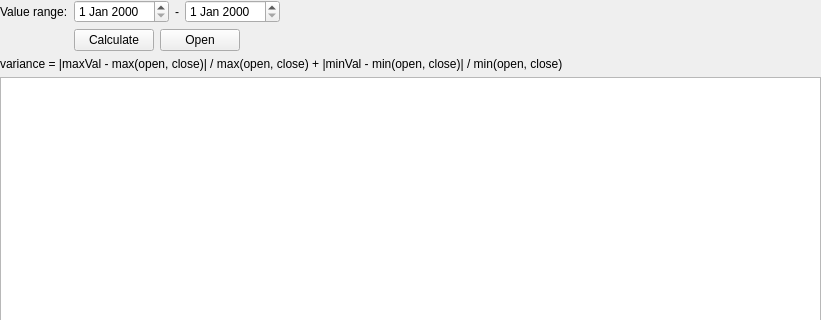
Before: the Qt Designer form src/stockmonitor/ui/widget/tool/variancewidget.ui in anetczuk/stock-monitor, drawn with Qt 5; both pictures show x 0 to 821 and y 0 to 320 of the 821 by 666 pixel window.
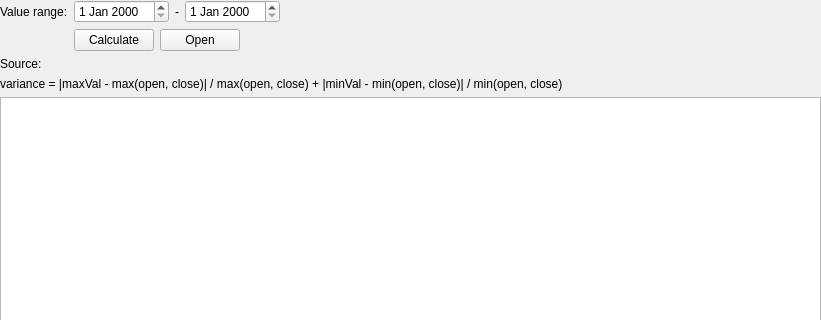
After: the same form once the commit is applied. Custom widgets are drawn as their Qt base class.

Commit message: Add source info

Patch:
```diff
--- a/src/stockmonitor/ui/widget/tool/variancewidget.ui
+++ b/src/stockmonitor/ui/widget/tool/variancewidget.ui
@@ -99,6 +99,20 @@
        </item>
       </layout>
      </item>
+     <item row="2" column="0">
+      <widget class="QLabel" name="label_5">
+       <property name="text">
+        <string>Source:</string>
+       </property>
+      </widget>
+     </item>
+     <item row="2" column="1">
+      <widget class="QLabel" name="sourceLabel">
+       <property name="text">
+        <string/>
+       </property>
+      </widget>
+     </item>
     </layout>
    </item>
    <item>
```
The commit also changes 16 other files.
